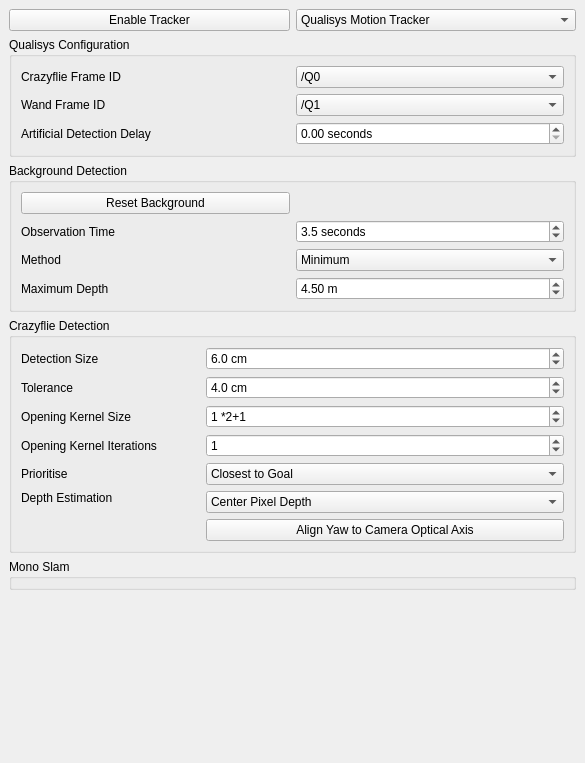
This is src/crazyflieROS/ui/trackerGUI.ui in omwdunkley/crazyflieROS as Qt 5 draws it before an edit. The edited form follows.
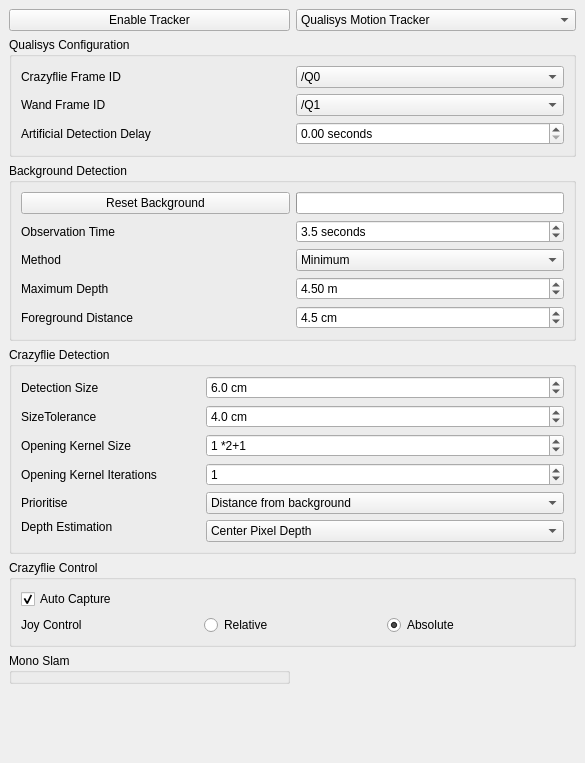
This is the edited form.

Diff of the .ui file:
```diff
--- a/src/crazyflieROS/ui/trackerGUI.ui
+++ b/src/crazyflieROS/ui/trackerGUI.ui
@@ -38,6 +38,13 @@
     </rect>
    </property>
    <layout class="QGridLayout" name="gridLayout">
+    <item row="6" column="0">
+     <widget class="QGroupBox" name="groupBox_slam">
+      <property name="title">
+       <string>Mono Slam</string>
+      </property>
+     </widget>
+    </item>
     <item row="1" column="0" colspan="2">
      <widget class="QGroupBox" name="groupBox_qualisys">
       <property name="enabled">
@@ -161,14 +168,14 @@
       </property>
       <layout class="QGridLayout" name="gridLayout_7">
        <item row="0" column="0">
-        <widget class="QPushButton" name="pushButton">
+        <widget class="QPushButton" name="pushButton_reset">
          <property name="text">
           <string>Reset Background</string>
          </property>
         </widget>
        </item>
        <item row="2" column="1">
-        <widget class="QComboBox" name="comboBox_method">
+        <widget class="QComboBox" name="comboBox_kinMethod">
          <property name="currentIndex">
           <number>1</number>
          </property>
@@ -255,6 +262,51 @@
          </property>
         </widget>
        </item>
+       <item row="0" column="1">
+        <widget class="QProgressBar" name="progressBar_background">
+         <property name="sizePolicy">
+          <sizepolicy hsizetype="Preferred" vsizetype="Fixed">
+           <horstretch>0</horstretch>
+           <verstretch>0</verstretch>
+          </sizepolicy>
+         </property>
+         <property name="maximum">
+          <number>105</number>
+         </property>
+         <property name="value">
+          <number>-1</number>
+         </property>
+        </widget>
+       </item>
+       <item row="5" column="0">
+        <widget class="QLabel" name="label_2">
+         <property name="text">
+          <string>Foreground Distance</string>
+         </property>
+        </widget>
+       </item>
+       <item row="5" column="1">
+        <widget class="QDoubleSpinBox" name="doubleSpinBox_kinFG">
+         <property name="suffix">
+          <string> cm</string>
+         </property>
+         <property name="decimals">
+          <number>1</number>
+         </property>
+         <property name="minimum">
+          <double>1.000000000000000</double>
+         </property>
+         <property name="maximum">
+          <double>100.000000000000000</double>
+         </property>
+         <property name="singleStep">
+          <double>0.100000000000000</double>
+         </property>
+         <property name="value">
+          <double>4.500000000000000</double>
+         </property>
+        </widget>
+       </item>
       </layout>
      </widget>
     </item>
@@ -293,7 +345,7 @@
           <string>Maximum distance in the scenem usually no need to change this</string>
          </property>
          <property name="text">
-          <string>Tolerance</string>
+          <string>SizeTolerance</string>
          </property>
         </widget>
        </item>
@@ -325,7 +377,7 @@
         </widget>
        </item>
        <item row="5" column="1" rowspan="2" colspan="2">
-        <widget class="QComboBox" name="comboBox_depth">
+        <widget class="QComboBox" name="comboBox_kinDepth">
          <item>
           <property name="text">
            <string>Center Pixel Depth</string>
@@ -338,7 +390,7 @@
          </item>
          <item>
           <property name="text">
-           <string>Minimum Depth</string>
+           <string>Closest</string>
           </property>
          </item>
         </widget>
@@ -390,33 +442,33 @@
        <item row="4" column="1" colspan="2">
         <widget class="QComboBox" name="comboBox_prio">
          <property name="currentIndex">
-          <number>4</number>
+          <number>0</number>
          </property>
-         <item>
-          <property name="text">
-           <string>Estimated Object Size</string>
-          </property>
-         </item>
-         <item>
-          <property name="text">
-           <string>Detection Size Pixels</string>
-          </property>
-         </item>
          <item>
           <property name="text">
            <string>Distance from background</string>
           </property>
          </item>
-         <item>
-          <property name="text">
-           <string>Closest to Camera</string>
-          </property>
-         </item>
          <item>
           <property name="text">
            <string>Closest to Goal</string>
           </property>
          </item>
+         <item>
+          <property name="text">
+           <string>Closest to Camera</string>
+          </property>
+         </item>
+         <item>
+          <property name="text">
+           <string>Estimated Object Size</string>
+          </property>
+         </item>
+         <item>
+          <property name="text">
+           <string>Detection Size Pixels</string>
+          </property>
+         </item>
         </widget>
        </item>
        <item row="3" column="1" colspan="2">
@@ -442,17 +494,10 @@
          </property>
         </widget>
        </item>
-       <item row="7" column="1" colspan="2">
-        <widget class="QPushButton" name="pushButton_yawAlign">
-         <property name="text">
-          <string>Align Yaw to Camera Optical Axis</string>
-         </property>
-        </widget>
-       </item>
       </layout>
      </widget>
     </item>
-    <item row="5" column="0">
+    <item row="7" column="0">
      <spacer name="verticalSpacer_4">
       <property name="orientation">
        <enum>Qt::Vertical</enum>
@@ -465,11 +510,56 @@
       </property>
      </spacer>
     </item>
-    <item row="4" column="0" colspan="2">
-     <widget class="QGroupBox" name="groupBox_slam">
+    <item row="5" column="0" colspan="2">
+     <widget class="QGroupBox" name="groupBox_control">
       <property name="title">
-       <string>Mono Slam</string>
+       <string>Crazyflie Control</string>
       </property>
+      <layout class="QGridLayout" name="gridLayout_3">
+       <item row="2" column="0">
+        <widget class="QLabel" name="label">
+         <property name="text">
+          <string>Joy Control</string>
+         </property>
+        </widget>
+       </item>
+       <item row="2" column="2">
+        <widget class="QRadioButton" name="radioButton_joyAbs">
+         <property name="toolTip">
+          <string>Move the flie relative to the optical axis of the kinect</string>
+         </property>
+         <property name="text">
+          <string>Absolute</string>
+         </property>
+         <property name="checked">
+          <bool>true</bool>
+         </property>
+        </widget>
+       </item>
+       <item row="2" column="1">
+        <widget class="QRadioButton" name="radioButton_joyRel">
+         <property name="toolTip">
+          <string>Move the flie relative to the flies orientation</string>
+         </property>
+         <property name="text">
+          <string>Relative</string>
+         </property>
+        </widget>
+       </item>
+       <item row="0" column="0">
+        <widget class="QCheckBox" name="checkBox_autoCapture">
+         <property name="toolTip">
+          <string>Automatically Take over the flie control when trackable by kinect</string>
+         </property>
+         <property name="text">
+          <string>Auto Capture</string>
+         </property>
+         <property name="checked">
+          <bool>true</bool>
+         </property>
+        </widget>
+       </item>
+      </layout>
      </widget>
     </item>
    </layout>
```
